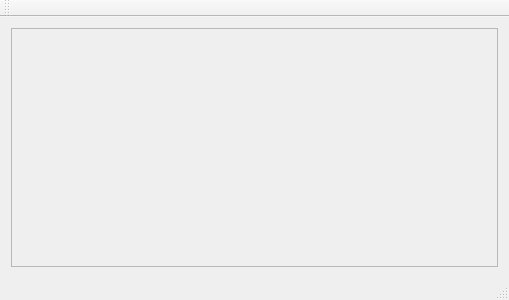
Before: the Qt Designer form dynamicButtons/mainwindow.ui in dork7/Qt_stash, drawn with Qt 5.
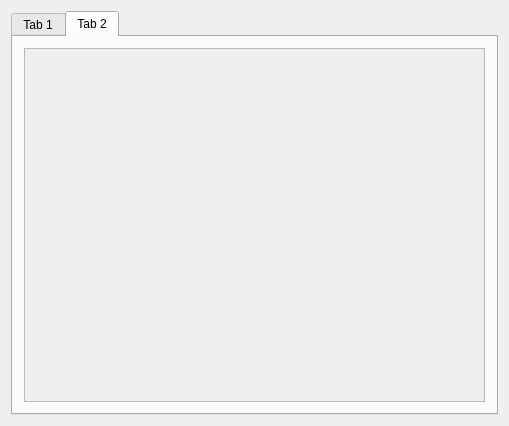
After: the same form once the commit is applied. The open tabs and pages were chosen to show the change.

Patch:
```diff
--- a/dynamicButtons/mainwindow.ui
+++ b/dynamicButtons/mainwindow.ui
@@ -7,13 +7,23 @@
     <x>0</x>
     <y>0</y>
     <width>509</width>
-    <height>300</height>
+    <height>426</height>
    </rect>
   </property>
   <property name="windowTitle">
    <string>MainWindow</string>
   </property>
   <widget class="QWidget" name="centralWidget">
+   <layout class="QVBoxLayout" name="verticalLayout">
+    <item>
+     <widget class="QTabWidget" name="tabWidget">
+      <property name="currentIndex">
+       <number>0</number>
+      </property>
+      <widget class="QWidget" name="tab">
+       <attribute name="title">
+        <string>Tab 1</string>
+       </attribute>
    <layout class="QHBoxLayout" name="horizontalLayout">
     <item>
      <widget class="QScrollArea" name="scrollArea">
@@ -25,8 +35,8 @@
         <rect>
          <x>0</x>
          <y>0</y>
-         <width>481</width>
-         <height>221</height>
+             <width>467</width>
+             <height>357</height>
         </rect>
        </property>
        <layout class="QVBoxLayout" name="verticalLayout_3">
@@ -44,30 +54,48 @@
       </widget>
      </widget>
     </item>
-    <item>
-     <layout class="QVBoxLayout" name="verticalLayout"/>
-    </item>
-   </layout>
-  </widget>
-  <widget class="QMenuBar" name="menuBar">
+       </layout>
+      </widget>
+      <widget class="QWidget" name="tab_2">
+       <attribute name="title">
+        <string>Tab 2</string>
+       </attribute>
+       <layout class="QHBoxLayout" name="horizontalLayout_4">
+        <item>
+         <widget class="QScrollArea" name="scrollArea_2">
+          <property name="widgetResizable">
+           <bool>true</bool>
+          </property>
+          <widget class="QWidget" name="scrollAreaWidgetContents_2">
    <property name="geometry">
     <rect>
      <x>0</x>
      <y>0</y>
-     <width>509</width>
-     <height>20</height>
-    </rect>
-   </property>
-  </widget>
-  <widget class="QToolBar" name="mainToolBar">
-   <attribute name="toolBarArea">
-    <enum>TopToolBarArea</enum>
-   </attribute>
-   <attribute name="toolBarBreak">
-    <bool>false</bool>
-   </attribute>
-  </widget>
-  <widget class="QStatusBar" name="statusBar"/>
+             <width>467</width>
+             <height>357</height>
+            </rect>
+           </property>
+           <layout class="QVBoxLayout" name="verticalLayout_5">
+            <item>
+             <layout class="QHBoxLayout" name="horizontalLayout_3">
+              <item>
+               <layout class="QVBoxLayout" name="verticalLayout_6"/>
+              </item>
+              <item>
+               <layout class="QVBoxLayout" name="verticalLayout_7"/>
+              </item>
+             </layout>
+            </item>
+           </layout>
+          </widget>
+         </widget>
+        </item>
+       </layout>
+      </widget>
+     </widget>
+    </item>
+   </layout>
+  </widget>
  </widget>
  <layoutdefault spacing="6" margin="11"/>
  <resources/>
```
Lines whose indentation alone changed are shown as unchanged.
